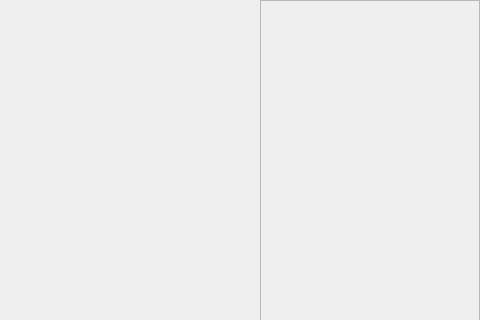
MilkFather/SYSUNavigator, file SYSUNavigator/mainwindow.ui: the form before one commit; both pictures show x 496 to 976 and y 0 to 320 of the 976 by 1011 pixel window.
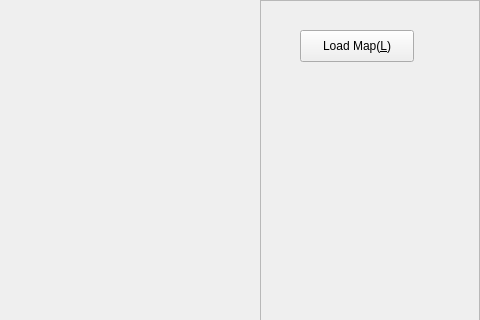
The form after the commit. Custom widgets are drawn as their Qt base class.

The edit to the form file:
```diff
--- a/SYSUNavigator/mainwindow.ui
+++ b/SYSUNavigator/mainwindow.ui
@@ -54,6 +54,19 @@
       <property name="frameShadow">
        <enum>QFrame::Raised</enum>
       </property>
+      <widget class="QPushButton" name="loadFileBtn">
+       <property name="geometry">
+        <rect>
+         <x>40</x>
+         <y>30</y>
+         <width>114</width>
+         <height>32</height>
+        </rect>
+       </property>
+       <property name="text">
+        <string>Load Map(&amp;L)</string>
+       </property>
+      </widget>
      </widget>
     </item>
    </layout>
```
